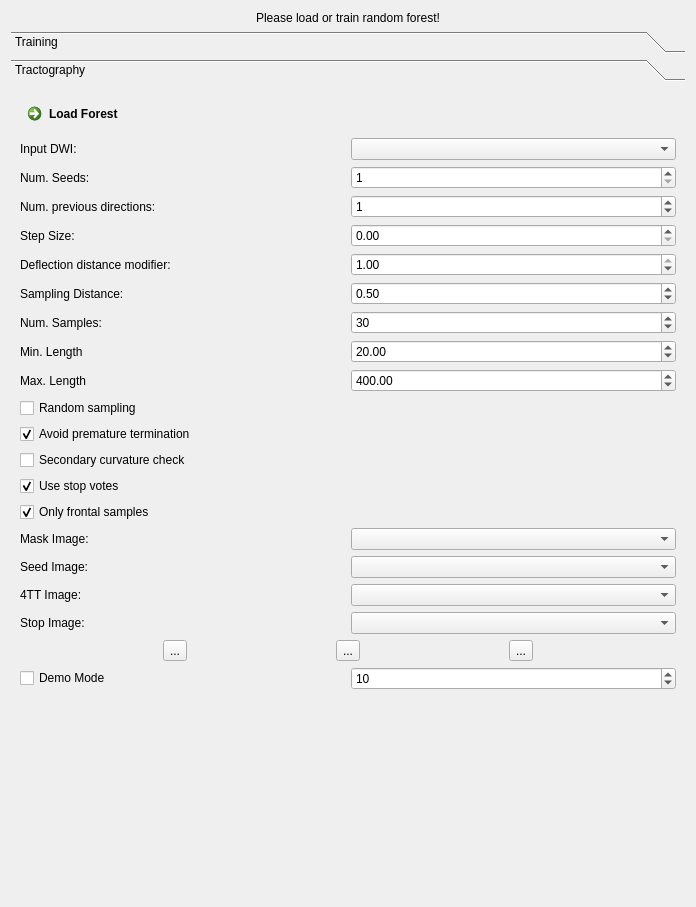
Qt form Plugins/org.mitk.gui.qt.diffusionimaging/src/internal/QmitkMLBTViewControls.ui (pollen-metrology/MITK) before a commit.
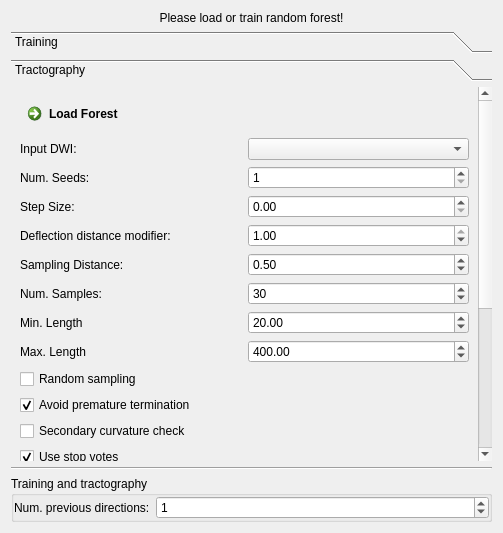
The same form after that commit. The open tabs and pages were chosen to show the change. Icons and pictures are not drawn. Custom widgets are drawn as their Qt base class.

```diff
--- a/Plugins/org.mitk.gui.qt.diffusionimaging/src/internal/QmitkMLBTViewControls.ui
+++ b/Plugins/org.mitk.gui.qt.diffusionimaging/src/internal/QmitkMLBTViewControls.ui
@@ -6,15 +6,15 @@
    <rect>
     <x>0</x>
     <y>0</y>
-    <width>696</width>
-    <height>907</height>
+    <width>503</width>
+    <height>533</height>
    </rect>
   </property>
   <property name="windowTitle">
    <string>Form</string>
   </property>
   <layout class="QGridLayout" name="gridLayout_8">
-   <item row="3" column="0">
+   <item row="4" column="0">
     <widget class="QToolBox" name="toolBox">
      <property name="currentIndex">
       <number>1</number>
@@ -383,8 +383,8 @@
        <rect>
         <x>0</x>
         <y>0</y>
-        <width>678</width>
-        <height>813</height>
+        <width>471</width>
+        <height>631</height>
        </rect>
       </property>
       <attribute name="label">
@@ -415,7 +415,7 @@
           <item row="0" column="1">
            <widget class="QmitkDataStorageComboBox" name="m_TrackingRawImageBox"/>
           </item>
-          <item row="8" column="1">
+          <item row="7" column="1">
            <widget class="QDoubleSpinBox" name="m_MaxLengthBox">
             <property name="maximum">
              <double>999999999.000000000000000</double>
@@ -428,7 +428,7 @@
             </property>
            </widget>
           </item>
-          <item row="4" column="0">
+          <item row="3" column="0">
            <widget class="QLabel" name="label_9">
             <property name="text">
              <string>Deflection distance modifier:</string>
@@ -448,7 +448,7 @@
             </property>
            </widget>
           </item>
-          <item row="4" column="1">
+          <item row="3" column="1">
            <widget class="QDoubleSpinBox" name="m_DeflectionModBox">
             <property name="maximum">
              <double>1.000000000000000</double>
@@ -468,7 +468,7 @@
             </property>
            </widget>
           </item>
-          <item row="5" column="1">
+          <item row="4" column="1">
            <widget class="QDoubleSpinBox" name="m_SamplingDistanceBox">
             <property name="singleStep">
              <double>0.100000000000000</double>
@@ -478,28 +478,28 @@
             </property>
            </widget>
           </item>
-          <item row="3" column="0">
+          <item row="2" column="0">
            <widget class="QLabel" name="label_8">
             <property name="text">
              <string>Step Size:</string>
             </property>
            </widget>
           </item>
-          <item row="6" column="0">
+          <item row="5" column="0">
            <widget class="QLabel" name="label_11">
             <property name="text">
              <string>Num. Samples:</string>
             </property>
            </widget>
           </item>
-          <item row="3" column="1">
+          <item row="2" column="1">
            <widget class="QDoubleSpinBox" name="m_TrackingStepSizeBox">
             <property name="value">
              <double>0.000000000000000</double>
             </property>
            </widget>
           </item>
-          <item row="7" column="1">
+          <item row="6" column="1">
            <widget class="QDoubleSpinBox" name="m_MinLengthBox">
             <property name="maximum">
              <double>999999999.000000000000000</double>
@@ -512,7 +512,7 @@
             </property>
            </widget>
           </item>
-          <item row="5" column="0">
+          <item row="4" column="0">
            <widget class="QLabel" name="label_10">
             <property name="text">
              <string>Sampling Distance:</string>
@@ -526,21 +526,21 @@
             </property>
            </widget>
           </item>
-          <item row="8" column="0">
+          <item row="7" column="0">
            <widget class="QLabel" name="label_14">
             <property name="text">
              <string>Max. Length</string>
             </property>
            </widget>
           </item>
-          <item row="7" column="0">
+          <item row="6" column="0">
            <widget class="QLabel" name="label_13">
             <property name="text">
              <string>Min. Length</string>
             </property>
            </widget>
           </item>
-          <item row="6" column="1">
+          <item row="5" column="1">
            <widget class="QSpinBox" name="m_NumSamplesBox">
             <property name="statusTip">
              <string>Number of seeds per voxel.</string>
@@ -556,29 +556,6 @@
             </property>
            </widget>
           </item>
-          <item row="2" column="0">
-           <widget class="QLabel" name="label_15">
-            <property name="text">
-             <string>Num. previous directions:</string>
-            </property>
-           </widget>
-          </item>
-          <item row="2" column="1">
-           <widget class="QSpinBox" name="m_NumPrevDirs">
-            <property name="statusTip">
-             <string>Number of seeds per voxel.</string>
-            </property>
-            <property name="minimum">
-             <number>0</number>
-            </property>
-            <property name="maximum">
-             <number>50</number>
-            </property>
-            <property name="value">
-             <number>1</number>
-            </property>
-           </widget>
-          </item>
          </layout>
         </widget>
        </item>
@@ -840,6 +817,57 @@
      </property>
     </widget>
    </item>
+   <item row="6" column="0">
+    <widget class="QGroupBox" name="groupBox">
+     <property name="title">
+      <string>Training and tractography</string>
+     </property>
+     <layout class="QFormLayout" name="formLayout_2">
+      <property name="leftMargin">
+       <number>0</number>
+      </property>
+      <property name="topMargin">
+       <number>0</number>
+      </property>
+      <property name="rightMargin">
+       <number>0</number>
+      </property>
+      <property name="bottomMargin">
+       <number>0</number>
+      </property>
+      <item row="0" column="0">
+       <widget class="QLabel" name="label_15">
+        <property name="text">
+         <string>Num. previous directions:</string>
+        </property>
+       </widget>
+      </item>
+      <item row="0" column="1">
+       <widget class="QSpinBox" name="m_NumPrevDirs">
+        <property name="statusTip">
+         <string>Number of seeds per voxel.</string>
+        </property>
+        <property name="minimum">
+         <number>0</number>
+        </property>
+        <property name="maximum">
+         <number>50</number>
+        </property>
+        <property name="value">
+         <number>1</number>
+        </property>
+       </widget>
+      </item>
+     </layout>
+    </widget>
+   </item>
+   <item row="5" column="0">
+    <widget class="Line" name="line">
+     <property name="orientation">
+      <enum>Qt::Horizontal</enum>
+     </property>
+    </widget>
+   </item>
   </layout>
  </widget>
  <customwidgets>
```
Left out of the diff: 16 changed lines with no effect on the pictures.
